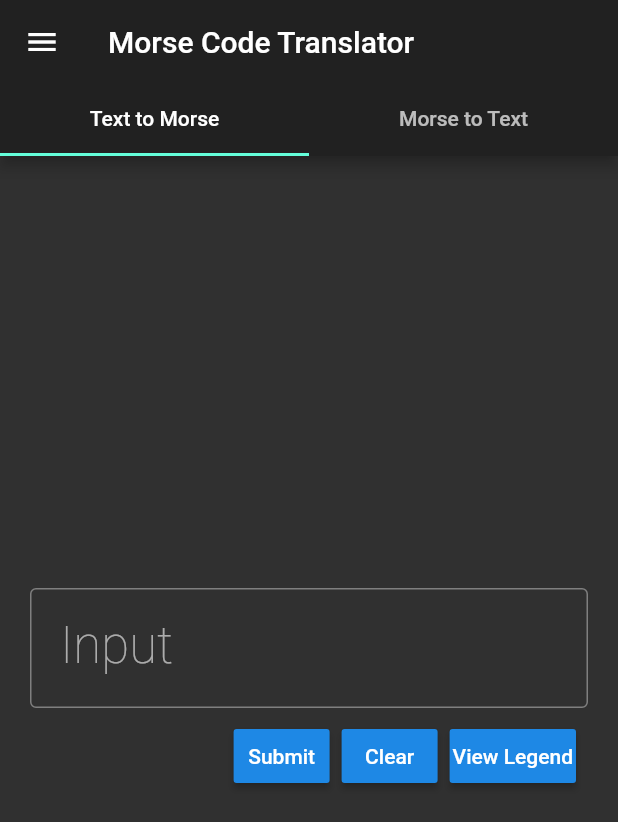
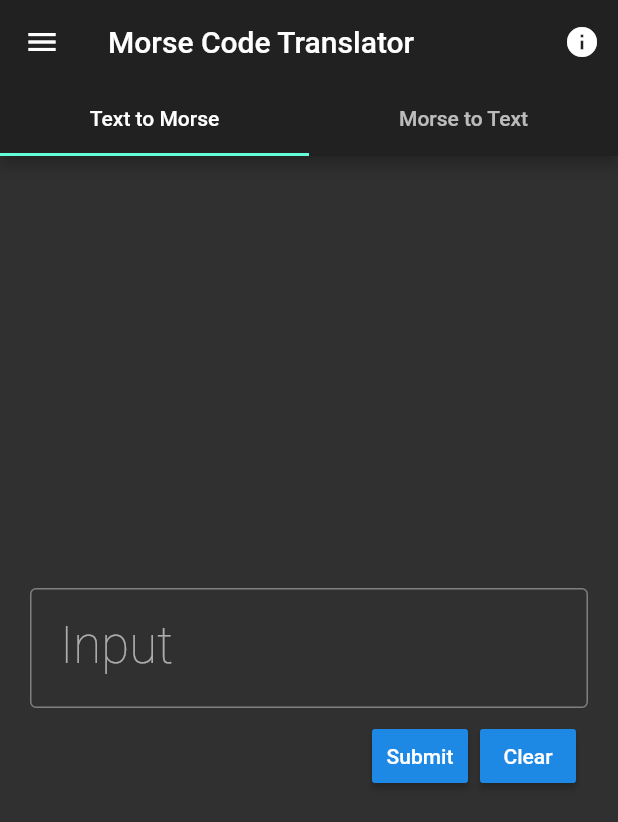
Before and after one commit to Jack-Vaughn/morse_code_translation, a Flutter app: the screen it shows after launch, on a phone screen of 412 x 824 dp. Shown: the top 822 px of the screen. Run offline on Flutter 3.47's test engine with Material 2 defaults, Android fonts, the light colour scheme and no system bars; our stand-ins replace flutter_svg; missing offline and left inert: morse.

Commit message:
Removed "View Legend" button from tabs and added it to AppBar.

```diff
--- /dev/null
+++ b/lib/LegendButton.dart
@@ -0,0 +1,44 @@
+// MorseToTextTab.dart
+// 16 February 2021
+// Morse Code Translator
+// CMSC 495 - 6381
+// UMGC
+// https://github.com/Jack-Vaughn/morse_code_translation
+//
+// Authors: Robert Rye, Michael Terry, Jack Vaughn, Adam Cunningham
+// License: 0BSD
+// Version 0.1
+// Status: Development
+
+import 'package:flutter/material.dart';
+import 'package:flutter_svg/svg.dart';
+
+class LegendButton extends StatefulWidget {
+  @override
+  _DeckViewState createState() => _DeckViewState();
+}
+
+class _DeckViewState extends State<LegendButton> {
+  @override
+  Widget build(BuildContext context) {
+    return IconButton(
+      onPressed: () {
+        showDialog(
+          context: context,
+          builder: (BuildContext context) {
+            return AlertDialog(
+              insetPadding: EdgeInsets.all(10),
+              content: new SvgPicture.asset(
+                'assets/images/legend.svg',
+                height: 100.0,
+                width: 100.0,
+                color: Theme.of(context).primaryColor,
+              ),
+            );
+          },
+        );
+      },
+      icon: Icon(Icons.info),
+    );
+  }
+}
--- a/lib/MorseToTextTab.dart
+++ b/lib/MorseToTextTab.dart
@@ -73,27 +73,13 @@ class _DeckViewState extends State<MorseToTextTab> {
                       onPressed: clearTextInput,
                       padding: EdgeInsets.all(2.0),
                     ),
-                        RaisedButton(
-                          child: Text("View Legend"),
-                          onPressed: () {
-                            showDialog(
-                              context: context,
-                              builder: (BuildContext context) {
-                                return AlertDialog(
-                                  insetPadding: EdgeInsets.all(10),
-                                  content: Image(
-                                    image: AssetImage(
-                                        'assets/images/morse_legend.png'),
-                                  ),
-                                );
-                              },
-                            );
-                          },
-                          padding: EdgeInsets.all(2.0),
-                        ),
                   ],
                 )
               ],
-                )))));
+            ),
+          ),
+        ),
+      ),
+    );
   }
 }
--- a/lib/TextToMorseTab.dart
+++ b/lib/TextToMorseTab.dart
@@ -11,6 +11,7 @@
 // Status: Development
 
 import 'package:flutter/material.dart';
+import 'package:flutter_svg/svg.dart';
 import 'package:morse/morse.dart';
 
 class TextToMorseTab extends StatefulWidget {
@@ -73,27 +74,13 @@ class _DeckViewState extends State<TextToMorseTab> {
                       onPressed: () => {clearTextInput()},
                       padding: EdgeInsets.all(2.0),
                     ),
-                        RaisedButton(
-                          child: Text("View Legend"),
-                          onPressed: () {
-                            showDialog(
-                              context: context,
-                              builder: (BuildContext context) {
-                                return AlertDialog(
-                                  insetPadding: EdgeInsets.all(10),
-                                  content: Image(
-                                    image: AssetImage(
-                                        'assets/images/morse_legend.png'),
-                                  ),
-                                );
-                              },
-                            );
-                          },
-                          padding: EdgeInsets.all(2.0),
-                        ),
                   ],
                 )
               ],
-                )))));
+            ),
+          ),
+        ),
+      ),
+    );
   }
 }
--- a/lib/main.dart
+++ b/lib/main.dart
@@ -20,6 +20,8 @@ import 'package:morse_code_translation/MorseToTextTab.dart';
 import 'package:morse_code_translation/TextToMorseTab.dart';
 import 'package:morse_code_translation/MainDrawer.dart';
 import 'package:morse_code_translation/config.dart';
+
+import 'LegendButton.dart';
 
 final appTitle = 'Morse Code Translator';
 
@@ -47,6 +49,9 @@ class _MainAppState extends State<MainApp> {
         length: 2,
         child: Scaffold(
           appBar: AppBar(
+            actions: [
+              LegendButton(),
+            ],
             bottom: TabBar(
               tabs: [
                 Tab(text: 'Text to Morse'),
--- a/pubspec.yaml
+++ b/pubspec.yaml
@@ -24,6 +24,7 @@ dependencies:
   morse: ^0.1.4+1
   flutter:
     sdk: flutter
+  flutter_svg: 0.19.1
 
 
 
@@ -42,6 +43,7 @@ dev_dependencies:
 flutter:
   assets:
     - assets/images/morse_legend.png
+    - assets/images/legend.svg
 
   # The following line ensures that the Material Icons font is
   # included with your application, so that you can use the icons in
```
Also changed, not shown: assets/images/legend.svg (added), pubspec.lock. Lines whose indentation alone changed are shown as unchanged.
